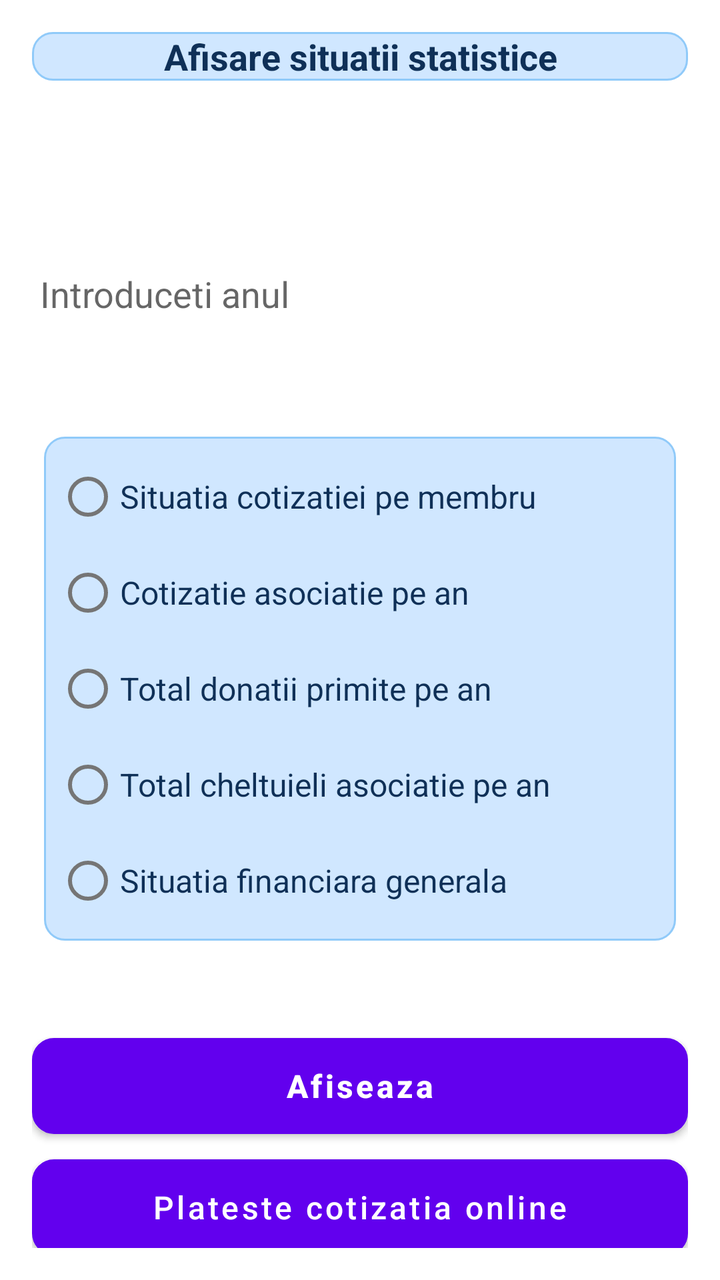
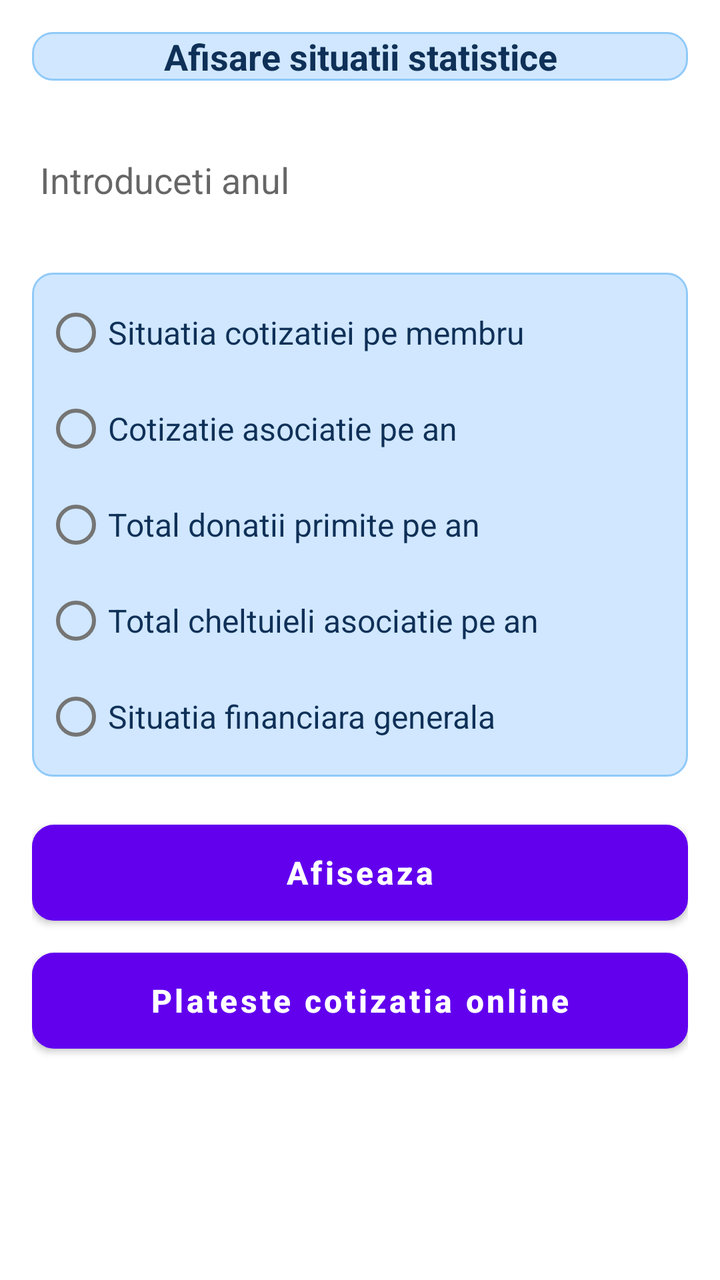

Compare the two renders of this Android layout. The source of the first and the diff that turns it into the second are given below.
<!-- AndroidManifest.xml: application theme Theme.Cotizatia -->
<!-- res/layout/activity_main.xml -->
<?xml version="1.0" encoding="utf-8"?>
<androidx.constraintlayout.widget.ConstraintLayout xmlns:android="http://schemas.android.com/apk/res/android"
    xmlns:app="http://schemas.android.com/apk/res-auto"
    xmlns:tools="http://schemas.android.com/tools"
    android:layout_width="match_parent"
    android:layout_height="match_parent"
    android:paddingBottom="16dp"
    android:paddingLeft="16dp"
    android:paddingTop="16dp"
    android:paddingRight="16dp"
    tools:context=".MainActivity">

    <TextView
        android:id="@+id/textViewTitlu"
        android:layout_width="0dp"
        android:layout_height="wrap_content"
        android:background="@drawable/caseta"
        android:text="@string/app_titlu_princ"
        android:textAlignment="center"
        android:textColor="@color/edit_text_text"
        android:textSize="18sp"
        android:textStyle="bold"
        app:layout_constraintEnd_toEndOf="parent"
        app:layout_constraintHorizontal_bias="0.498"
        app:layout_constraintStart_toStartOf="parent"
        app:layout_constraintTop_toTopOf="parent" />

    <EditText
        android:id="@+id/editTextAnul"
        android:layout_width="match_parent"
        android:layout_height="wrap_content"
        android:minHeight="48dp"
        android:layout_marginTop="56dp"
        android:layout_marginBottom="24dp"
        android:ems="10"
        android:hint="@string/anul"
        android:inputType="number"
        android:textColor="#041B2E"
        android:textSize="18sp"
        app:layout_constraintBottom_toTopOf="@id/radio_grup"
        app:layout_constraintEnd_toEndOf="parent"
        app:layout_constraintHorizontal_bias="0.47"
        app:layout_constraintStart_toStartOf="parent"
        app:layout_constraintTop_toBottomOf="@+id/textViewTitlu"
        tools:ignore="MissingConstraints"
        android:importantForAutofill="no" />

    <Button
        android:id="@+id/btnSend"
        android:layout_width="match_parent"
        android:layout_height="wrap_content"
        android:layout_marginBottom="32dp"
        android:background="@drawable/mybutton"
        android:text="@string/afiseaza"
        android:textAllCaps="false"
        android:textSize="16sp"
        android:textStyle="bold"
        app:layout_constraintBottom_toBottomOf="parent"
        app:layout_constraintEnd_toEndOf="parent"
        app:layout_constraintStart_toStartOf="parent"
        app:layout_constraintTop_toBottomOf="@+id/radio_grup"
        app:layout_constraintVertical_bias="0.796" />

    <Button
        android:id="@+id/btnPlataOnline"
        android:layout_width="match_parent"
        android:layout_height="wrap_content"
        android:layout_marginTop="24dp"
        android:layout_marginBottom="8dp"
        android:background="@drawable/mybutton"
        android:text="@string/PlataOnline"
        android:textAllCaps="false"
        android:textColor="@color/white"
        android:textSize="16sp"
        app:layout_constraintBottom_toBottomOf="parent"
        app:layout_constraintEnd_toEndOf="parent"
        app:layout_constraintStart_toStartOf="parent"
        app:layout_constraintTop_toBottomOf="@+id/btnSend" />


    <RadioGroup
        android:id="@+id/radio_grup"
        android:layout_width="0dp"
        android:layout_height="wrap_content"
        android:layout_marginHorizontal="6dp"
        android:layout_marginBottom="24dp"
        android:background="@drawable/caseta"
        android:clipToPadding="false"
        android:padding="6dp"
        app:layout_constraintBottom_toTopOf="@+id/btnSend"
        app:layout_constraintEnd_toEndOf="parent"
        app:layout_constraintStart_toStartOf="parent"
        app:layout_constraintTop_toBottomOf="@+id/editTextAnul">

        <RadioButton
            android:id="@+id/radio_cot_persoana"
            style="@style/RadioButtonStyle"
            android:layout_width="match_parent"
            android:layout_height="wrap_content"
            android:checked="false"
            android:text="@string/SitCotMem" />

        <RadioButton
            android:id="@+id/radio_total_cot_pe_an"
            style="@style/RadioButtonStyle"
            android:layout_width="match_parent"
            android:layout_height="wrap_content"
            android:checked="false"
            android:text="@string/CotAsAn" />
        
        

        <RadioButton
            android:id="@+id/radio_donatii_asoc_an"
            style="@style/RadioButtonStyle"
            android:layout_width="match_parent"
            android:layout_height="wrap_content"
            android:checked="false"
            android:text="@string/TotDonatii" />

        <RadioButton
            android:id="@+id/radio_chelt_asoc_an"
            style="@style/RadioButtonStyle"
            android:layout_width="match_parent"
            android:layout_height="wrap_content"
            android:checked="false"
            android:text="@string/TotCheltAn" />

        <RadioButton
            android:id="@+id/radio_sit_gen_asoc"
            style="@style/RadioButtonStyle"
            android:layout_width="match_parent"
            android:layout_height="wrap_content"
            android:checked="false"
            android:text="@string/SitFinGen" />
    </RadioGroup>


</androidx.constraintlayout.widget.ConstraintLayout>
<!-- resources referenced by this layout -->
<resources>
  <color name="edit_text_text">#0F3057</color>
  <color name="white">#FFFFFFFF</color>
  <!-- drawable caseta (drawable-v24) -->
  <?xml version="1.0" encoding="utf-8"?>
  <selector xmlns:android="http://schemas.android.com/apk/res/android">
  
      <item >
          <shape android:shape="rectangle" >
              <corners android:radius="10dp" />
  
  
              <solid android:color="@color/sky_blue_bg" />
              <stroke android:width="1dp" android:color="@color/sky_blue_stroke" />
          </shape>
      </item>
  </selector>
  <!-- drawable mybutton (drawable-v24) -->
  <?xml version="1.0" encoding="utf-8"?>
  <selector xmlns:android="http://schemas.android.com/apk/res/android">
      <item android:state_pressed="true" >
          <shape android:shape="rectangle" >
              <corners android:radius="8dp" />
              <stroke android:width="1dip" android:color="@color/royalblue" />
              <gradient android:angle="-90" android:startColor="@color/royalblue" android:endColor="#689a92" />
          </shape>
      </item>
      <item android:state_focused="true">
          <shape android:shape="rectangle" >
              <corners android:radius="8dp" />
              <stroke android:width="1dip" android:color="@color/royalblue" />
              <solid android:color="#58857e"/>
          </shape>
      </item>
      <item >
          <shape android:shape="rectangle" >
              <corners android:radius="10dp" />
              <stroke android:width="2dip" android:color="#BAA3EF" />
              <gradient android:angle="-90" android:startColor="#3BA5EC" android:endColor="@color/royalblue" />
          </shape>
      </item>
  </selector>
  <string name="CotAsAn">Cotizatie asociatie pe an</string>
  <string name="PlataOnline">Plateste cotizatia online</string>
  <string name="SitCotMem">Situatia cotizatiei pe membru</string>
  <string name="SitFinGen">Situatia financiara generala</string>
  <string name="TotCheltAn">Total cheltuieli asociatie pe an</string>
  <string name="TotDonatii">Total donatii primite pe an</string>
  <string name="afiseaza"><font fgcolor="#ffffff">Afiseaza</font></string>
  <string name="anul">Introduceti anul</string>
  <string name="app_titlu_princ">Afisare situatii statistice</string>
  <style name="RadioButtonStyle">
          <item name="android:textSize">16sp</item>
          <item name="android:textColor">@color/edit_text_text</item>
      </style>
  <style name="Theme.Cotizatia" parent="Theme.MaterialComponents.DayNight.DarkActionBar">
          
          <item name="colorPrimary">@color/purple_500</item>
          <item name="colorPrimaryVariant">@color/purple_700</item>
          <item name="colorOnPrimary">@color/white</item>
          
          <item name="colorSecondary">@color/teal_200</item>
          <item name="colorSecondaryVariant">@color/teal_700</item>
          <item name="colorOnSecondary">@color/black</item>
          
          <item name="android:statusBarColor" tools:targetApi="l">?attr/colorPrimaryVariant</item>
          
  
          <item name="android:colorControlNormal">@color/white</item>
          <item name="android:colorControlActivated">@color/white</item>
          <item name="android:colorControlHighlight">@android:color/transparent</item>
  
      </style>
  <color name="sky_blue_bg">#D0E7FF</color>
  <color name="sky_blue_stroke">#90CAF9</color>
  <color name="royalblue">#4169E1</color>
  <color name="purple_500">#FF6200EE</color>
  <color name="purple_700">#FF3700B3</color>
  <color name="teal_200">#FF03DAC5</color>
  <color name="teal_700">#FF018786</color>
  <color name="black">#FF000000</color>
</resources>

<!-- the commit's change to res/layout/activity_main.xml (unified diff, before → after) -->
@@ -1,139 +1,129 @@
 <?xml version="1.0" encoding="utf-8"?>
-<androidx.constraintlayout.widget.ConstraintLayout xmlns:android="http://schemas.android.com/apk/res/android"
+<ScrollView xmlns:android="http://schemas.android.com/apk/res/android"
     xmlns:app="http://schemas.android.com/apk/res-auto"
     xmlns:tools="http://schemas.android.com/tools"
     android:layout_width="match_parent"
     android:layout_height="match_parent"
-    android:paddingBottom="16dp"
-    android:paddingLeft="16dp"
-    android:paddingTop="16dp"
-    android:paddingRight="16dp"
+    android:fillViewport="true"
+    android:padding="16dp"
     tools:context=".MainActivity">
 
-    <TextView
-        android:id="@+id/textViewTitlu"
-        android:layout_width="0dp"
-        android:layout_height="wrap_content"
-        android:background="@drawable/caseta"
-        android:text="@string/app_titlu_princ"
-        android:textAlignment="center"
-        android:textColor="@color/edit_text_text"
-        android:textSize="18sp"
-        android:textStyle="bold"
-        app:layout_constraintEnd_toEndOf="parent"
-        app:layout_constraintHorizontal_bias="0.498"
-        app:layout_constraintStart_toStartOf="parent"
-        app:layout_constraintTop_toTopOf="parent" />
+    <androidx.constraintlayout.widget.ConstraintLayout
+        android:layout_width="match_parent"
+        android:layout_height="wrap_content">
 
-    <EditText
-        android:id="@+id/editTextAnul"
-        android:layout_width="match_parent"
-        android:layout_height="wrap_content"
-        android:minHeight="48dp"
-        android:layout_marginTop="56dp"
-        android:layout_marginBottom="24dp"
-        android:ems="10"
-        android:hint="@string/anul"
-        android:inputType="number"
-        android:textColor="#041B2E"
-        android:textSize="18sp"
-        app:layout_constraintBottom_toTopOf="@id/radio_grup"
-        app:layout_constraintEnd_toEndOf="parent"
-        app:layout_constraintHorizontal_bias="0.47"
-        app:layout_constraintStart_toStartOf="parent"
-        app:layout_constraintTop_toBottomOf="@+id/textViewTitlu"
-        tools:ignore="MissingConstraints"
-        android:importantForAutofill="no" />
+        <TextView
+            android:id="@+id/textViewTitlu"
+            android:layout_width="0dp"
+            android:layout_height="wrap_content"
+            android:background="@drawable/caseta"
+            android:text="@string/app_titlu_princ"
+            android:textAlignment="center"
+            android:textColor="@color/edit_text_text"
+            android:textSize="18sp"
+            android:textStyle="bold"
+            app:layout_constraintTop_toTopOf="parent"
+            app:layout_constraintStart_toStartOf="parent"
+            app:layout_constraintEnd_toEndOf="parent" />
 
-    <Button
-        android:id="@+id/btnSend"
-        android:layout_width="match_parent"
-        android:layout_height="wrap_content"
-        android:layout_marginBottom="32dp"
-        android:background="@drawable/mybutton"
-        android:text="@string/afiseaza"
-        android:textAllCaps="false"
-        android:textSize="16sp"
-        android:textStyle="bold"
-        app:layout_constraintBottom_toBottomOf="parent"
-        app:layout_constraintEnd_toEndOf="parent"
-        app:layout_constraintStart_toStartOf="parent"
-        app:layout_constraintTop_toBottomOf="@+id/radio_grup"
-        app:layout_constraintVertical_bias="0.796" />
+        <EditText
+            android:id="@+id/editTextAnul"
+            android:layout_width="0dp"
+            android:layout_height="wrap_content"
+            android:minHeight="48dp"
+            android:layout_marginTop="24dp"
+            android:ems="10"
+            android:hint="@string/anul"
+            android:inputType="number"
+            android:textColor="#041B2E"
+            android:textSize="18sp"
+            android:importantForAutofill="no"
+            app:layout_constraintTop_toBottomOf="@id/textViewTitlu"
+            app:layout_constraintStart_toStartOf="parent"
+            app:layout_constraintEnd_toEndOf="parent" />
 
-    <Button
-        android:id="@+id/btnPlataOnline"
-        android:layout_width="match_parent"
-        android:layout_height="wrap_content"
-        android:layout_marginTop="24dp"
-        android:layout_marginBottom="8dp"
-        android:background="@drawable/mybutton"
-        android:text="@string/PlataOnline"
-        android:textAllCaps="false"
-        android:textColor="@color/white"
-        android:textSize="16sp"
-        app:layout_constraintBottom_toBottomOf="parent"
-        app:layout_constraintEnd_toEndOf="parent"
-        app:layout_constraintStart_toStartOf="parent"
-        app:layout_constraintTop_toBottomOf="@+id/btnSend" />
+        <RadioGroup
+            android:id="@+id/radio_grup"
+            android:layout_width="0dp"
+            android:layout_height="wrap_content"
+            android:layout_marginTop="24dp"
+            android:background="@drawable/caseta"
+            android:clipToPadding="false"
+            android:padding="6dp"
+            app:layout_constraintTop_toBottomOf="@id/editTextAnul"
+            app:layout_constraintStart_toStartOf="parent"
+            app:layout_constraintEnd_toEndOf="parent">
 
+            <RadioButton
+                android:id="@+id/radio_cot_persoana"
+                style="@style/RadioButtonStyle"
+                android:layout_width="match_parent"
+                android:layout_height="wrap_content"
+                android:checked="false"
+                android:text="@string/SitCotMem" />
 
-    <RadioGroup
-        android:id="@+id/radio_grup"
-        android:layout_width="0dp"
-        android:layout_height="wrap_content"
-        android:layout_marginHorizontal="6dp"
-        android:layout_marginBottom="24dp"
-        android:background="@drawable/caseta"
-        android:clipToPadding="false"
-        android:padding="6dp"
-        app:layout_constraintBottom_toTopOf="@+id/btnSend"
-        app:layout_constraintEnd_toEndOf="parent"
-        app:layout_constraintStart_toStartOf="parent"
-        app:layout_constraintTop_toBottomOf="@+id/editTextAnul">
+            <RadioButton
+                android:id="@+id/radio_total_cot_pe_an"
+                style="@style/RadioButtonStyle"
+                android:layout_width="match_parent"
+                android:layout_height="wrap_content"
+                android:checked="false"
+                android:text="@string/CotAsAn" />
 
-        <RadioButton
-            android:id="@+id/radio_cot_persoana"
-            style="@style/RadioButtonStyle"
-            android:layout_width="match_parent"
+            <RadioButton
+                android:id="@+id/radio_donatii_asoc_an"
+                style="@style/RadioButtonStyle"
+                android:layout_width="match_parent"
+                android:layout_height="wrap_content"
+                android:checked="false"
+                android:text="@string/TotDonatii" />
+
+            <RadioButton
+                android:id="@+id/radio_chelt_asoc_an"
+                style="@style/RadioButtonStyle"
+                android:layout_width="match_parent"
+                android:layout_height="wrap_content"
+                android:checked="false"
+                android:text="@string/TotCheltAn" />
+
+            <RadioButton
+                android:id="@+id/radio_sit_gen_asoc"
+                style="@style/RadioButtonStyle"
+                android:layout_width="match_parent"
+                android:layout_height="wrap_content"
+                android:checked="false"
+                android:text="@string/SitFinGen" />
+        </RadioGroup>
+
+        <Button
+            android:id="@+id/btnSend"
+            android:layout_width="0dp"
             android:layout_height="wrap_content"
-            android:checked="false"
-            android:text="@string/SitCotMem" />
+            android:layout_marginTop="24dp"
+            android:background="@drawable/mybutton"
+            android:text="@string/afiseaza"
+            android:textAllCaps="false"
+            android:textSize="16sp"
+            android:textStyle="bold"
+            app:layout_constraintTop_toBottomOf="@id/radio_grup"
+            app:layout_constraintStart_toStartOf="parent"
+            app:layout_constraintEnd_toEndOf="parent" />
 
-        <RadioButton
-            android:id="@+id/radio_total_cot_pe_an"
-            style="@style/RadioButtonStyle"
-            android:layout_width="match_parent"
+        <Button
+            android:id="@+id/btnPlataOnline"
+            android:layout_width="0dp"
             android:layout_height="wrap_content"
-            android:checked="false"
-            android:text="@string/CotAsAn" />
-        
-        
+            android:layout_marginTop="16dp"
+            android:layout_marginBottom="32dp"
+            android:background="@drawable/mybutton"
+            android:text="@string/PlataOnline"
+            android:textAllCaps="false"
+            android:textColor="@color/white"
+            android:textStyle="bold"
+            android:textSize="16sp"
+            app:layout_constraintTop_toBottomOf="@id/btnSend"
+            app:layout_constraintStart_toStartOf="parent"
+            app:layout_constraintEnd_toEndOf="parent" />
 
-        <RadioButton
-            android:id="@+id/radio_donatii_asoc_an"
-            style="@style/RadioButtonStyle"
-            android:layout_width="match_parent"
-            android:layout_height="wrap_content"
-            android:checked="false"
-            android:text="@string/TotDonatii" />
-
-        <RadioButton
-            android:id="@+id/radio_chelt_asoc_an"
-            style="@style/RadioButtonStyle"
-            android:layout_width="match_parent"
-            android:layout_height="wrap_content"
-            android:checked="false"
-            android:text="@string/TotCheltAn" />
-
-        <RadioButton
-            android:id="@+id/radio_sit_gen_asoc"
-            style="@style/RadioButtonStyle"
-            android:layout_width="match_parent"
-            android:layout_height="wrap_content"
-            android:checked="false"
-            android:text="@string/SitFinGen" />
-    </RadioGroup>
-
-
-</androidx.constraintlayout.widget.ConstraintLayout>
+    </androidx.constraintlayout.widget.ConstraintLayout>
+</ScrollView>
